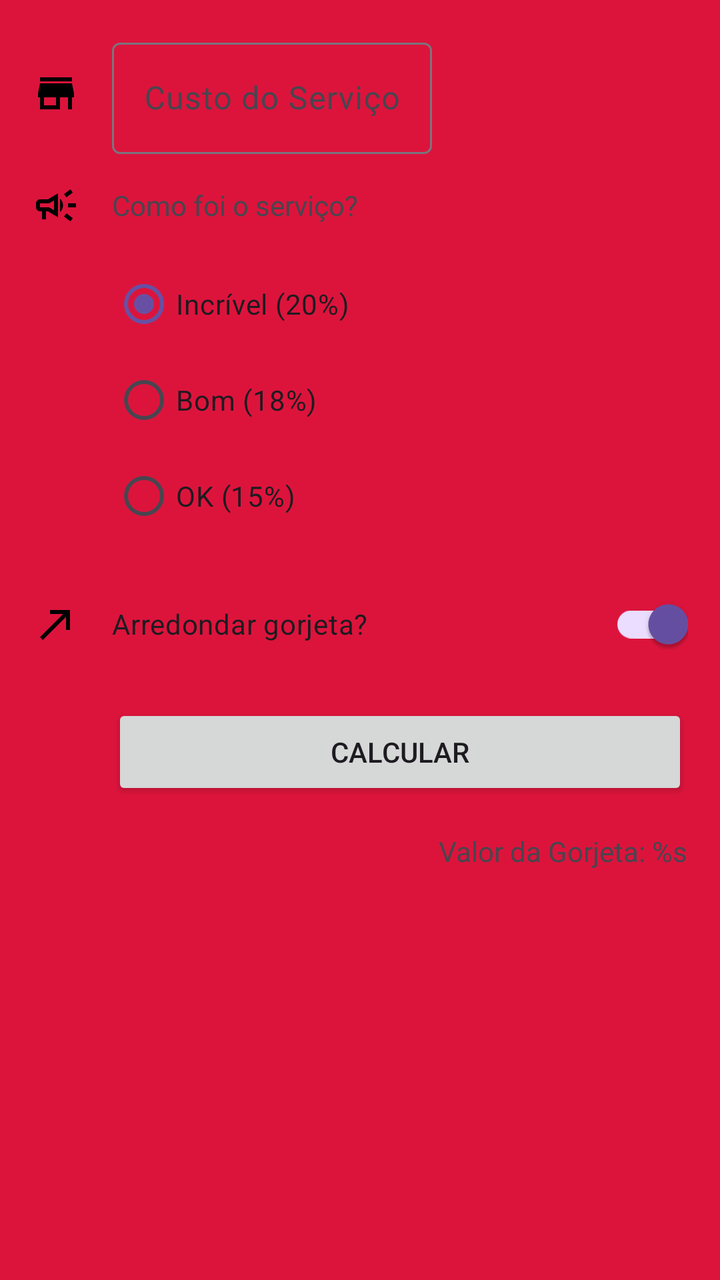
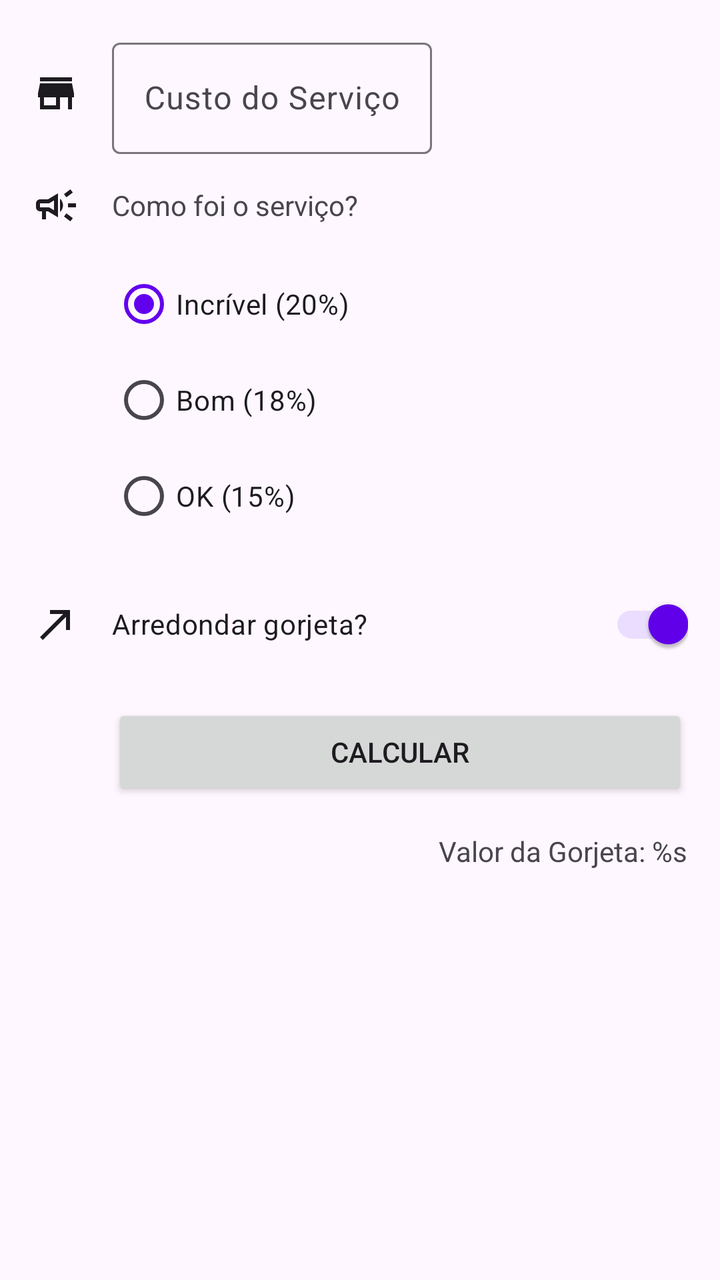

An Android layout rendered at two revisions. The XML below is the earlier revision; the diff shows what the commit changed to produce the second picture.
<!-- AndroidManifest.xml: application theme Theme.TipTime -->
<!-- res/layout/activity_main.xml -->
<?xml version="1.0" encoding="utf-8"?>
<ScrollView xmlns:android="http://schemas.android.com/apk/res/android"
    xmlns:app="http://schemas.android.com/apk/res-auto"
    xmlns:tools="http://schemas.android.com/tools"
    android:id="@+id/main"
    android:layout_width="match_parent"
    android:layout_height="match_parent"
    android:fillViewport="true"
    android:background="#DC143C"
    tools:context=".MainActivity">

    <androidx.constraintlayout.widget.ConstraintLayout
        android:layout_width="match_parent"
        android:layout_height="wrap_content"
        android:padding="16dp">

        <ImageView
            android:id="@+id/icon_cost_of_service"
            android:layout_width="wrap_content"
            android:layout_height="wrap_content"
            android:importantForAccessibility="no"
            app:layout_constraintBottom_toBottomOf="@+id/cost_of_service_edit_text"
            app:layout_constraintStart_toStartOf="parent"
            app:layout_constraintTop_toTopOf="@+id/cost_of_service_edit_text"
            app:srcCompat="@drawable/ic_store" />

        <com.google.android.material.textfield.TextInputLayout
            android:id="@+id/cost_of_service_edit_text"
            android:layout_width="160dp"
            android:layout_height="wrap_content"
            android:layout_marginStart="16dp"
            android:hint="@string/cost_of_service"
            app:layout_constraintStart_toEndOf="@+id/icon_cost_of_service"
            app:layout_constraintTop_toTopOf="parent">

            <com.google.android.material.textfield.TextInputEditText
                android:id="@+id/cost_of_service"
                android:layout_width="match_parent"
                android:layout_height="wrap_content"
                android:inputType="numberDecimal" />

        </com.google.android.material.textfield.TextInputLayout>

        <ImageView
            android:id="@+id/icon_service_question"
            android:layout_width="wrap_content"
            android:layout_height="wrap_content"
            android:importantForAccessibility="no"
            app:layout_constraintBottom_toBottomOf="@+id/service_question"
            app:layout_constraintStart_toStartOf="@+id/icon_cost_of_service"
            app:layout_constraintTop_toTopOf="@+id/service_question"
            app:srcCompat="@drawable/ic_services" />

        <TextView
            android:id="@+id/service_question"
            android:layout_width="wrap_content"
            android:layout_height="wrap_content"
            android:layout_marginTop="16dp"
            android:text="@string/how_was_the_service"
            app:layout_constraintStart_toStartOf="@+id/cost_of_service_edit_text"
            app:layout_constraintTop_toBottomOf="@+id/cost_of_service_edit_text" />

        <RadioGroup
            android:id="@+id/tip_option"
            android:layout_width="wrap_content"
            android:layout_height="wrap_content"
            android:layout_marginTop="16dp"
            android:checkedButton="@id/option_twenty_percent"
            app:layout_constraintStart_toStartOf="@+id/service_question"
            app:layout_constraintTop_toBottomOf="@+id/service_question">

            <RadioButton
                android:id="@+id/option_twenty_percent"
                android:layout_width="match_parent"
                android:layout_height="wrap_content"
                android:text="@string/amazing_20" />

            <RadioButton
                android:id="@+id/option_eighteen_percent"
                android:layout_width="match_parent"
                android:layout_height="wrap_content"
                android:text="@string/good_18" />

            <RadioButton
                android:id="@+id/option_fifteen_percent"
                android:layout_width="match_parent"
                android:layout_height="wrap_content"
                android:text="@string/okay_15" />
        </RadioGroup>

        <ImageView
            android:id="@+id/icon_round_up"
            android:layout_width="wrap_content"
            android:layout_height="wrap_content"
            android:importantForAccessibility="no"
            app:layout_constraintBottom_toBottomOf="@+id/round_up_switch"
            app:layout_constraintStart_toStartOf="@+id/icon_service_question"
            app:layout_constraintTop_toTopOf="@+id/round_up_switch"
            app:srcCompat="@drawable/ic_round_up" />

        <com.google.android.material.switchmaterial.SwitchMaterial
            android:id="@+id/round_up_switch"
            android:layout_width="0dp"
            android:layout_height="wrap_content"
            android:layout_marginTop="16dp"
            android:checked="true"
            android:text="@string/round_up_tip"
            app:layout_constraintEnd_toEndOf="parent"
            app:layout_constraintStart_toStartOf="@+id/tip_option"
            app:layout_constraintTop_toBottomOf="@+id/tip_option" />

        <Button
            android:id="@+id/calculate_button"
            android:layout_width="0dp"
            android:layout_height="wrap_content"
            android:layout_marginTop="16dp"
            android:text="@string/calculate"
            app:layout_constraintEnd_toEndOf="@+id/round_up_switch"
            app:layout_constraintStart_toStartOf="@+id/round_up_switch"
            app:layout_constraintTop_toBottomOf="@+id/round_up_switch" />

        <TextView
            android:id="@+id/tip_result"
            android:layout_width="wrap_content"
            android:layout_height="wrap_content"
            android:layout_marginTop="16dp"
            android:text="@string/tip_amount"
            app:layout_constraintEnd_toEndOf="@+id/calculate_button"
            app:layout_constraintTop_toBottomOf="@+id/calculate_button" />

    </androidx.constraintlayout.widget.ConstraintLayout>
</ScrollView>
<!-- resources referenced by this layout -->
<resources>
  <!-- drawable ic_round_up (drawable) -->
  <vector xmlns:android="http://schemas.android.com/apk/res/android" android:autoMirrored="true" android:height="24dp" android:tint="#000000" android:viewportHeight="960" android:viewportWidth="960" android:width="24dp">
        
      <path android:fillColor="@android:color/white" android:pathData="M216,800L160,744L624,280L360,280L360,200L760,200L760,600L680,600L680,336L216,800Z"/>
      
  </vector>
  <!-- drawable ic_services (drawable) -->
  <vector xmlns:android="http://schemas.android.com/apk/res/android" android:height="24dp" android:tint="#000000" android:viewportHeight="960" android:viewportWidth="960" android:width="24dp">
        
      <path android:fillColor="@android:color/white" android:pathData="M720,520L720,440L880,440L880,520L720,520ZM768,800L640,704L688,640L816,736L768,800ZM688,320L640,256L768,160L816,224L688,320ZM200,760L200,600L160,600Q127,600 103.5,576.5Q80,553 80,520L80,440Q80,407 103.5,383.5Q127,360 160,360L320,360L520,240L520,720L320,600L280,600L280,760L200,760ZM440,578L440,382L342,440L160,440Q160,440 160,440Q160,440 160,440L160,520Q160,520 160,520Q160,520 160,520L342,520L440,578ZM560,614L560,346Q587,370 603.5,404.5Q620,439 620,480Q620,521 603.5,555.5Q587,590 560,614ZM300,480L300,480L300,480Q300,480 300,480Q300,480 300,480L300,480Q300,480 300,480Q300,480 300,480L300,480L300,480Z"/>
      
  </vector>
  <!-- drawable ic_store (drawable) -->
  <vector xmlns:android="http://schemas.android.com/apk/res/android" android:height="24dp" android:tint="#000000" android:viewportHeight="24" android:viewportWidth="24" android:width="24dp">
        
      <path android:fillColor="@android:color/white" android:pathData="M20,4L4,4v2h16L20,4zM21,14v-2l-1,-5L4,7l-1,5v2h1v6h10v-6h4v6h2v-6h1zM12,18L6,18v-4h6v4z"/>
      
  </vector>
  <string name="amazing_20">Incrível (20%)</string>
  <string name="calculate">Calcular</string>
  <string name="cost_of_service">Custo do Serviço</string>
  <string name="good_18">Bom (18%)</string>
  <string name="how_was_the_service">Como foi o serviço?</string>
  <string name="okay_15">OK (15%)</string>
  <string name="round_up_tip">Arredondar gorjeta?</string>
  <string name="tip_amount">Valor da Gorjeta: %s</string>
  <style name="Theme.TipTime" parent="Base.Theme.TipTime" />
  <style name="Base.Theme.TipTime" parent="Theme.Material3.DayNight.NoActionBar">
          
          
      </style>
</resources>

<!-- the commit's change to res/layout/activity_main.xml (unified diff, before → after) -->
@@ -6,7 +6,6 @@
     android:layout_width="match_parent"
     android:layout_height="match_parent"
     android:fillViewport="true"
-    android:background="#DC143C"
     tools:context=".MainActivity">
 
     <androidx.constraintlayout.widget.ConstraintLayout
<!-- resource entries referenced after the edit -->
@@ -1,19 +1,19 @@
 <!-- resources referenced by this layout -->
 <resources>
   <!-- drawable ic_round_up (drawable) -->
-  <vector xmlns:android="http://schemas.android.com/apk/res/android" android:autoMirrored="true" android:height="24dp" android:tint="#000000" android:viewportHeight="960" android:viewportWidth="960" android:width="24dp">
+  <vector xmlns:android="http://schemas.android.com/apk/res/android" android:autoMirrored="true" android:height="24dp" android:tint="?attr/colorOnSurface" android:viewportHeight="960" android:viewportWidth="960" android:width="24dp">
         
       <path android:fillColor="@android:color/white" android:pathData="M216,800L160,744L624,280L360,280L360,200L760,200L760,600L680,600L680,336L216,800Z"/>
       
   </vector>
   <!-- drawable ic_services (drawable) -->
-  <vector xmlns:android="http://schemas.android.com/apk/res/android" android:height="24dp" android:tint="#000000" android:viewportHeight="960" android:viewportWidth="960" android:width="24dp">
+  <vector xmlns:android="http://schemas.android.com/apk/res/android" android:height="24dp" android:tint="?attr/colorOnSurface" android:viewportHeight="960" android:viewportWidth="960" android:width="24dp">
         
       <path android:fillColor="@android:color/white" android:pathData="M720,520L720,440L880,440L880,520L720,520ZM768,800L640,704L688,640L816,736L768,800ZM688,320L640,256L768,160L816,224L688,320ZM200,760L200,600L160,600Q127,600 103.5,576.5Q80,553 80,520L80,440Q80,407 103.5,383.5Q127,360 160,360L320,360L520,240L520,720L320,600L280,600L280,760L200,760ZM440,578L440,382L342,440L160,440Q160,440 160,440Q160,440 160,440L160,520Q160,520 160,520Q160,520 160,520L342,520L440,578ZM560,614L560,346Q587,370 603.5,404.5Q620,439 620,480Q620,521 603.5,555.5Q587,590 560,614ZM300,480L300,480L300,480Q300,480 300,480Q300,480 300,480L300,480Q300,480 300,480Q300,480 300,480L300,480L300,480Z"/>
       
   </vector>
   <!-- drawable ic_store (drawable) -->
-  <vector xmlns:android="http://schemas.android.com/apk/res/android" android:height="24dp" android:tint="#000000" android:viewportHeight="24" android:viewportWidth="24" android:width="24dp">
+  <vector xmlns:android="http://schemas.android.com/apk/res/android" android:height="24dp" android:tint="?attr/colorOnSurface" android:viewportHeight="24" android:viewportWidth="24" android:width="24dp">
         
       <path android:fillColor="@android:color/white" android:pathData="M20,4L4,4v2h16L20,4zM21,14v-2l-1,-5L4,7l-1,5v2h1v6h10v-6h4v6h2v-6h1zM12,18L6,18v-4h6v4z"/>
       
@@ -27,9 +27,29 @@
   <string name="round_up_tip">Arredondar gorjeta?</string>
   <string name="tip_amount">Valor da Gorjeta: %s</string>
   <style name="Theme.TipTime" parent="Base.Theme.TipTime" />
-  <style name="Base.Theme.TipTime" parent="Theme.Material3.DayNight.NoActionBar">
+  <style name="Base.Theme.TipTime" parent="Theme.Material3.DayNight">
           
+  
+          <item name="colorPrimary">@color/purple_500</item>
+          <item name="colorPrimaryVariant">@color/purple_700</item>
+          <item name="colorOnPrimary">@color/white</item>
+  
           
+  
+          <item name="colorSecondary">@color/teal_200</item>
+          <item name="colorSecondaryVariant">@color/teal_700</item>
+          <item name="colorOnSecondary">@color/black</item>
+  
+          
+          <item name="android:statusBarColor" tools:targetApi="l">?attr/colorPrimaryVariant</item>
+  
+  
       </style>
+  <color name="purple_500">#FF6200EE</color>
+  <color name="purple_700">#FF3700B3</color>
+  <color name="white">#FFFFFFFF</color>
+  <color name="teal_200">#FF03DAC5</color>
+  <color name="teal_700">#FF018786</color>
+  <color name="black">#FF000000</color>
 </resources>
 
